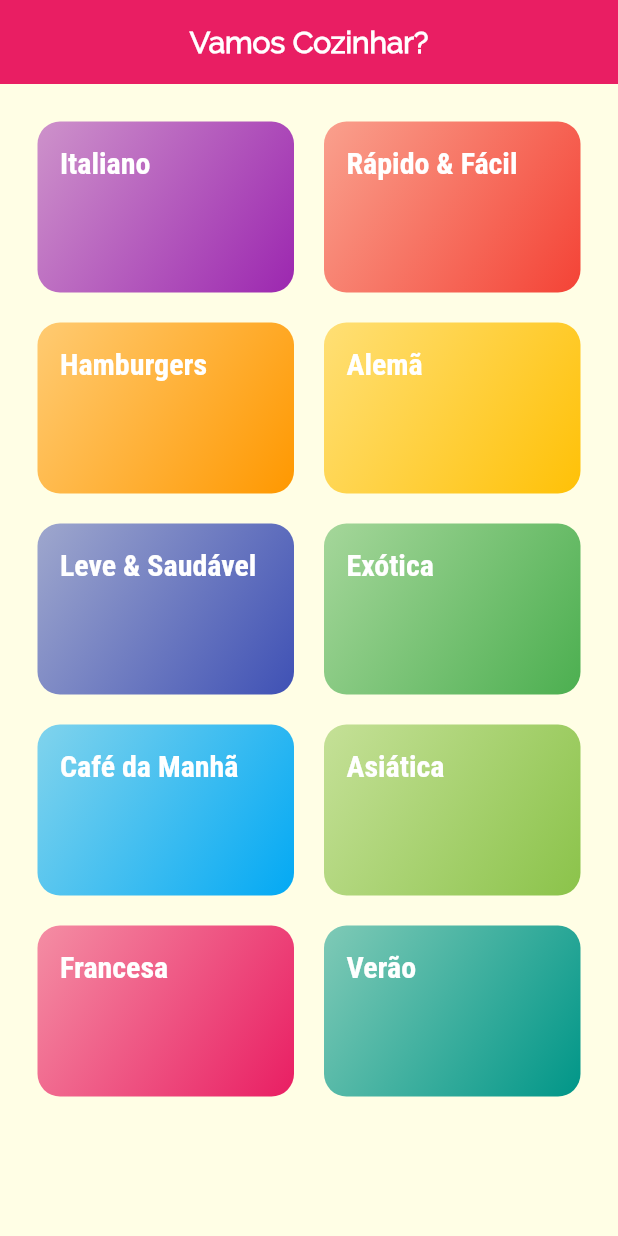
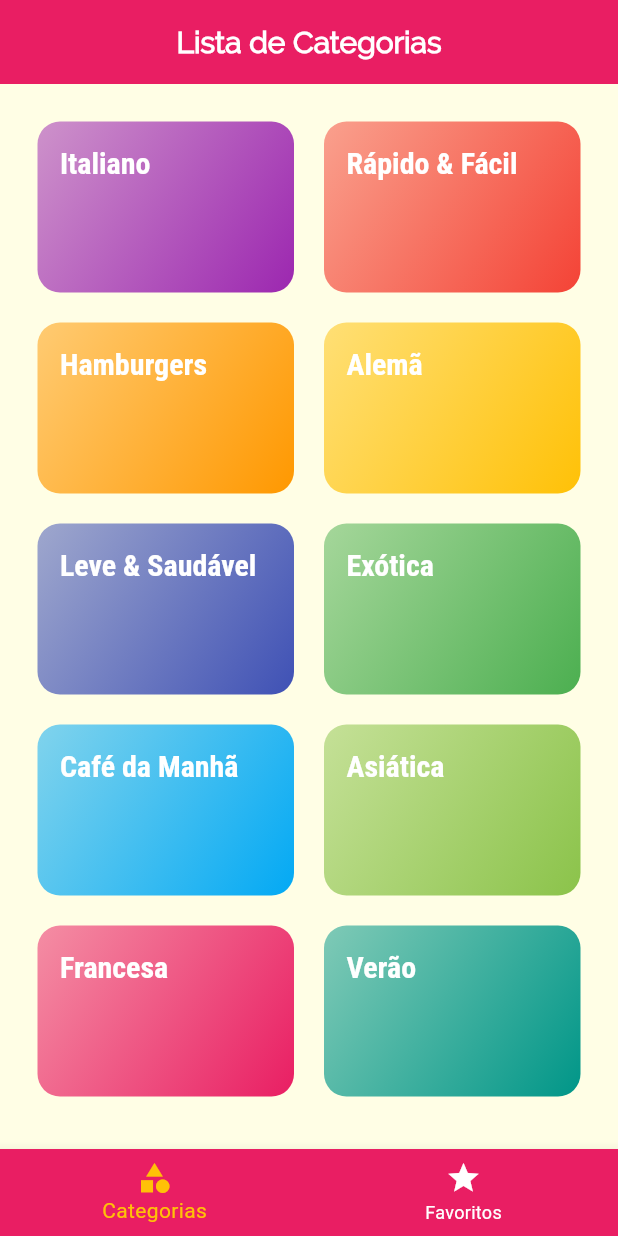
Before and after one commit to Argeu42/food_app, a Flutter app: the screen it shows after launch, on a phone screen of 412 x 824 dp. Run offline on Flutter 3.47's test engine with Material 3 defaults, Android fonts, the phone set to English and light mode, and no system bars.

Commit message:
Adding new BottomTab navigation and new App Icons

```diff
--- a/lib/main.dart
+++ b/lib/main.dart
@@ -2,6 +2,7 @@ import 'package:flutter/material.dart';
 import 'screens/categories_screen.dart';
 import './screens/categories_meals_screen.dart';
 import './screens/meal_detail_screen.dart';
+import 'screens/tabs_screen.dart';
 import 'utils/app_routes.dart';
 
 void main() => runApp(MyApp());
@@ -28,6 +29,7 @@ class MyApp extends StatelessWidget {
         colorScheme: ColorScheme.fromSwatch().copyWith(
           primary: Colors.pink,
           secondary: Colors.amber,
+          tertiary: Colors.white,
           surface: Color.fromRGBO(255, 254, 229, 1),
         ),
         fontFamily: 'Raleway',
@@ -49,11 +51,18 @@ class MyApp extends StatelessWidget {
             fontSize: 20,
             fontFamily: 'RobotoCondensed',
             fontWeight: FontWeight.bold,
-          ),
+          )
+
         ),
+        tabBarTheme: TabBarTheme(
+          labelColor: Colors.amber,
+          unselectedLabelColor: Colors.white,
+          indicatorColor: Colors.amber,
+          indicatorSize: TabBarIndicatorSize.tab,
+        )
       ),
       routes: {
-        AppRoutes.HOME: (ctx) => CategoriesScreen(),
+        AppRoutes.HOME: (ctx) => TabsScreen(),
         AppRoutes.CATEGORIES_MEALS: (ctx) => CategoriesMealsScreen(),
         AppRoutes.MEAL_DETAIL: (ctx) => MealDetailScreen(),
       },
--- a/lib/screens/categories_screen.dart
+++ b/lib/screens/categories_screen.dart
@@ -7,11 +7,7 @@ class CategoriesScreen extends StatelessWidget {
 
   @override
   Widget build(BuildContext context) {
-    return Scaffold(
-      appBar: AppBar(
-        title: Text('Vamos Cozinhar?'),
-      ),
-      body: GridView(
+    return GridView(
         padding: const EdgeInsets.all(25),
         gridDelegate: SliverGridDelegateWithMaxCrossAxisExtent(
           maxCrossAxisExtent: 200,
@@ -22,7 +18,6 @@ class CategoriesScreen extends StatelessWidget {
         children: dummyCategories.map((cat) {
           return CategoryItem(cat);
         }).toList(),
-      ),
     );
   }
 }
--- /dev/null
+++ b/lib/screens/favorite_screen.dart
@@ -0,0 +1,12 @@
+import 'package:flutter/material.dart';
+
+class FavoriteScreen extends StatelessWidget {
+  const FavoriteScreen({super.key});
+
+  @override
+  Widget build(BuildContext context) {
+    return Center(
+      child: Text('Minhas refeições favoritas!'),
+    );
+  }
+}
--- /dev/null
+++ b/lib/screens/tabs_screen.dart
@@ -0,0 +1,51 @@
+import 'package:flutter/material.dart';
+import 'categories_screen.dart';
+import 'favorite_screen.dart';
+
+class TabsScreen extends StatefulWidget {
+  const TabsScreen({super.key});
+
+  @override
+  State<TabsScreen> createState() => _TabsScreenState();
+}
+
+class _TabsScreenState extends State<TabsScreen> {
+  int _selectedScreenIndex = 0;
+  final List<Map<String, Object>> _screens = [
+    {'title': 'Lista de Categorias', 'screen': CategoriesScreen()},
+    {'title': 'Meus Favoritos', 'screen': FavoriteScreen()},
+  ];
+
+  _selectScreen(int index) {
+    setState(() {
+      _selectedScreenIndex = index;
+    });
+  }
+
+  @override
+  Widget build(BuildContext context) {
+    return Scaffold(
+      appBar: AppBar(
+        title: Text(_screens[_selectedScreenIndex]['title'] as String),
+      ),
+      body: _screens[_selectedScreenIndex]['screen'] as Widget,
+      bottomNavigationBar: BottomNavigationBar(
+        onTap: _selectScreen,
+        backgroundColor: Theme.of(context).colorScheme.primary,
+        selectedItemColor: Theme.of(context).tabBarTheme.labelColor,
+        unselectedItemColor: Theme.of(context).tabBarTheme.unselectedLabelColor,
+        currentIndex: _selectedScreenIndex,
+        items: [
+          BottomNavigationBarItem(
+            icon: Icon(Icons.category),
+            label: 'Categorias',
+          ),
+          BottomNavigationBarItem(
+            icon: Icon(Icons.star),
+            label: 'Favoritos'
+          ),
+        ],
+      ),
+    );
+  }
+}
```
Also changed, not shown: 5 other files.
